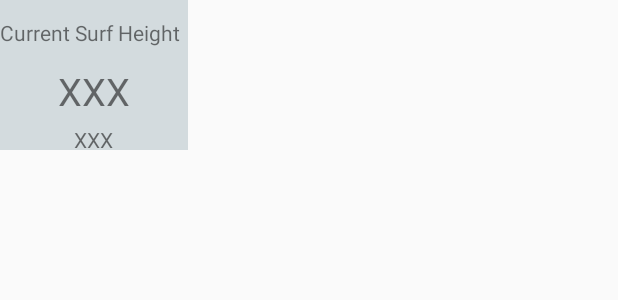
After one commit to jegriffi/SurfCheater, an Android app: the layout surf_report_list_item.xml on its own in the app's theme, with its tools: preview values and no code run, on a phone screen of 412 x 824 dp. The commit adds this screen. Shown: the top 300 px of the screen. Run offline under Robolectric (Android 15) with nearby library versions, the phone set to English and light mode, and no system bars.

Commit message:
layout resource addition to surf report listview

```diff
--- a/app/build.gradle
+++ b/app/build.gradle
@@ -22,4 +22,6 @@ android {
 dependencies {
     compile fileTree(dir: 'libs', include: ['*.jar'])
     compile 'com.android.support:appcompat-v7:23.0.0'
+//    compile 'com.android.support:cardview-v7:21.0'
+//    compile 'com.android.support:recyclerview-v7:21.0'
 }
--- /dev/null
+++ b/app/src/main/res/layout/layout_surf_report_list_item_card.xml
@@ -0,0 +1,36 @@
+<?xml version="1.0" encoding="utf-8"?>
+<RelativeLayout
+    xmlns:android="http://schemas.android.com/apk/res/android"
+    android:layout_width="@dimen/current_surf_view_width"
+    android:layout_height="@dimen/current_surf_view_height"
+    android:background="@color/surf_grade_poor">
+
+    <TextView
+        android:id="@+id/surf_card_title"
+        android:layout_width="wrap_content"
+        android:layout_height="wrap_content"
+        android:layout_marginTop="@dimen/current_surf_height_view_margin_vertical"
+        android:text="@string/current_surf_title"/>
+
+    <TextView
+        android:id="@+id/current_surf_height"
+        android:layout_width="wrap_content"
+        android:layout_height="wrap_content"
+        android:layout_centerHorizontal="true"
+        android:layout_gravity="center"
+        android:textSize="25sp"
+        android:layout_below="@+id/surf_card_title"
+        android:layout_marginTop="@dimen/current_surf_height_view_margin_vertical"
+        android:text="@string/placeholder"/>
+
+    <TextView
+        android:id="@+id/current_surf_rating"
+        android:layout_width="wrap_content"
+        android:layout_height="wrap_content"
+        android:layout_below="@+id/current_surf_height"
+        android:layout_alignParentBottom="true"
+        android:layout_centerHorizontal="true"
+        android:layout_gravity="center"
+        android:layout_marginTop="@dimen/current_surf_rating_view_margin_vertical"
+        android:text="@string/placeholder"/>
+</RelativeLayout>
--- /dev/null
+++ b/app/src/main/res/layout/surf_report_list_item.xml
@@ -0,0 +1,26 @@
+<?xml version="1.0" encoding="utf-8"?>
+<LinearLayout
+    xmlns:android="http://schemas.android.com/apk/res/android"
+    android:layout_width="match_parent"
+    android:layout_height="wrap_content"
+    android:orientation="vertical">
+
+    <!--<android.support.v7.widget.CardView
+     xmlns:card_view="http://schemas.android.com/apk/res-auto"
+        card_view:cardCornerRadius="4dp"-->
+
+    <include layout="@layout/layout_surf_report_list_item_card"/>
+
+    <HorizontalScrollView
+        android:layout_width="wrap_content"
+        android:layout_height="match_parent">
+
+        <LinearLayout
+            android:id="@+id/hsv_container"
+            android:layout_width="wrap_content"
+            android:layout_height="wrap_content"
+            android:orientation="horizontal"/>
+
+    </HorizontalScrollView>
+
+</LinearLayout>
--- /dev/null
+++ b/app/src/main/res/values/colors.xml
@@ -0,0 +1,10 @@
+<?xml version="1.0" encoding="utf-8"?>
+<resources>
+
+    <!-- surf height grading colors -->
+    <color name="surf_grade_poor">#D3DBDE</color>
+    <color name="surf_grade_poor_to_fair">#168FF2</color>
+    <color name="surf_grade_fair_to_good">#3BE625</color>
+
+
+</resources>
--- a/app/src/main/res/values/dimens.xml
+++ b/app/src/main/res/values/dimens.xml
@@ -2,4 +2,13 @@
     <!-- Default screen margins, per the Android Design guidelines. -->
     <dimen name="activity_horizontal_margin">16dp</dimen>
     <dimen name="activity_vertical_margin">16dp</dimen>
+
+
+    <!-- dimens for current surf report view -->
+    <dimen name="current_surf_height_title_view_margin_vertical">12dp</dimen>
+    <dimen name="current_surf_height_view_margin_vertical">12dp</dimen>
+    <dimen name="current_surf_rating_view_margin_vertical">5dp</dimen>
+    <dimen name="current_surf_view_padding_horizontal">4dp</dimen>
+    <dimen name="current_surf_view_width">125dp</dimen>
+    <dimen name="current_surf_view_height">100dp</dimen>
 </resources>
--- a/app/src/main/res/values/strings.xml
+++ b/app/src/main/res/values/strings.xml
@@ -1,6 +1,7 @@
 <resources>
     <string name="app_name">SurferCheater</string>
 
-    <string name="hello_world">Hello world!</string>
+    <string name="placeholder">XXX</string>
+    <string name="current_surf_title">Current Surf Height</string>
     <string name="action_settings">Settings</string>
 </resources>
```
Also changed, not shown: app/src/main/res/layout/activity_surfer.xml (+6 -5 lines).
